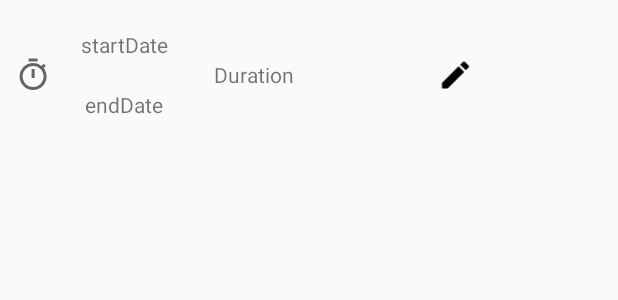
After one commit to kevinmf94/TimeTracker, an Android app: the layout interval_item_list.xml on its own in the app's theme, with its tools: preview values and no code run, on a phone screen of 412 x 824 dp. The commit adds this screen. Shown: the top 300 px of the screen. Run offline under Robolectric (Android 15) with nearby library versions, the phone set to English and light mode, and no system bars.

Commit message:
Hecho listIntervals,
Faltan edits, informes, vista detallada etc.

"Config" para cambiar idioma

```diff
--- a/app/src/main/AndroidManifest.xml
+++ b/app/src/main/AndroidManifest.xml
@@ -28,8 +28,10 @@
         </activity>
         <activity android:name=".AddTaskActivity"></activity>
         <activity android:name=".AddProjectActivity"></activity>
+        <activity android:name=".IntervalsActivity"></activity>
 
         <service android:name=".services.TreeManagerService"/>
+
     </application>
 
 </manifest>
--- a/app/src/main/java/cat/uab/ds/ui/adapters/ActivitiesAdapter.java
+++ b/app/src/main/java/cat/uab/ds/ui/adapters/ActivitiesAdapter.java
@@ -24,8 +24,8 @@ public class ActivitiesAdapter extends ArrayAdapter<ActivityHolder>  {
     private Context context;
     private int resource;
 
-    public ActivitiesAdapter(Context context, int resource, List<ActivityHolder> objects) {
-        super(context, resource, objects);
+    public ActivitiesAdapter(Context context, int resource) {
+        super(context, resource);
         this.context = context;
         this.resource = resource;
     }
@@ -100,7 +100,7 @@ public class ActivitiesAdapter extends ArrayAdapter<ActivityHolder>  {
                 "%02d:%02d:%02d", hours, minutes, seconds);
     }
 
-    class ViewHolder {
+    private class ViewHolder {
         TextView title;
         TextView duration;
         ImageView btn;
--- /dev/null
+++ b/app/src/main/res/drawable/ic_edit.xml
@@ -0,0 +1,9 @@
+<vector xmlns:android="http://schemas.android.com/apk/res/android"
+        android:width="24dp"
+        android:height="24dp"
+        android:viewportWidth="24.0"
+        android:viewportHeight="24.0">
+    <path
+        android:fillColor="#FF000000"
+        android:pathData="M3,17.25V21h3.75L17.81,9.94l-3.75,-3.75L3,17.25zM20.71,7.04c0.39,-0.39 0.39,-1.02 0,-1.41l-2.34,-2.34c-0.39,-0.39 -1.02,-0.39 -1.41,0l-1.83,1.83 3.75,3.75 1.83,-1.83z"/>
+</vector>
--- /dev/null
+++ b/app/src/main/res/layout/interval_item_list.xml
@@ -0,0 +1,65 @@
+<?xml version="1.0" encoding="utf-8"?>
+<LinearLayout xmlns:android="http://schemas.android.com/apk/res/android"
+    xmlns:app="http://schemas.android.com/apk/res-auto"
+    xmlns:tools="http://schemas.android.com/tools"
+    android:layout_width="match_parent"
+    android:layout_height="100dp"
+    android:minHeight="100dp"
+    android:orientation="horizontal"
+    android:paddingLeft="10dp"
+    android:paddingRight="10dp">
+
+    <ImageView
+        android:id="@+id/imgType"
+        android:layout_width="wrap_content"
+        android:layout_height="wrap_content"
+        android:layout_gravity="center_vertical"
+        app:srcCompat="@drawable/ic_time" />
+
+
+    <LinearLayout
+        android:layout_width="wrap_content"
+        android:layout_height="match_parent"
+        android:orientation="vertical"
+        android:padding="10dp"
+        android:weightSum="2">
+
+        <TextView
+            android:id="@+id/startDate"
+            android:layout_width="wrap_content"
+            android:layout_height="0dp"
+            android:layout_weight="1"
+            android:gravity="center_vertical|center_horizontal"
+            android:padding="10dp"
+            android:text="startDate" />
+
+        <TextView
+            android:id="@+id/endDate"
+            android:layout_width="match_parent"
+            android:layout_height="0dp"
+            android:layout_weight="1"
+            android:gravity="center_vertical|center_horizontal"
+            android:padding="10dp"
+            android:text="endDate" />
+
+    </LinearLayout>
+
+    <TextView
+        android:id="@+id/duration"
+        android:layout_width="wrap_content"
+        android:layout_height="match_parent"
+        android:layout_alignParentTop="true"
+        android:gravity="center_vertical|center_horizontal"
+        android:padding="10dp"
+        android:text="Duration" />
+
+    <ImageView
+        android:id="@+id/editBtn"
+        android:layout_width="wrap_content"
+        android:layout_height="wrap_content"
+        android:layout_gravity="center_vertical"
+        android:layout_weight="1"
+        app:srcCompat="@drawable/ic_edit" />
+
+
+</LinearLayout>
--- a/app/src/main/res/layout/list_fragment.xml
+++ b/app/src/main/res/layout/list_fragment.xml
@@ -4,7 +4,7 @@
     android:layout_height="match_parent">
 
     <ListView
-        android:id="@+id/activitiesList"
+        android:id="@+id/listItems"
         android:layout_width="match_parent"
         android:layout_height="match_parent" />
 
--- a/app/src/main/res/values/strings.xml
+++ b/app/src/main/res/values/strings.xml
@@ -23,5 +23,6 @@
     <string name="emptyMessage">Does not have any project or task, create one now</string>
     <string name="project">Project</string>
     <string name="task">Task</string>
+    <string name="emptyMessageIntervals">Does not have any interval</string>
 
 </resources>
```
Also changed, not shown: app/src/main/java/cat/uab/ds/core/utils/DateUtils.java (added, +17 -0 lines), app/src/main/java/cat/uab/ds/ui/IntervalsActivity.java (added, +141 -0 lines), app/src/main/java/cat/uab/ds/ui/MainActivity.java (+23 -23 lines), app/src/main/java/cat/uab/ds/ui/adapters/IntervalAdapter.java (added, +70 -0 lines), app/src/main/java/cat/uab/ds/ui/adapters/IntervalHolder.java (added, +37 -0 lines), app/src/main/java/cat/uab/ds/ui/fragments/ActivitiesListFragment.java (added, +114 -0 lines), app/src/main/java/cat/uab/ds/ui/fragments/ListFragment.java (deleted, +0 -112 lines), app/src/main/java/cat/uab/ds/ui/services/TreeManagerService.java (+42 -1 lines), app/src/main/res/layout/list_fragment_intervals.xml (added, +23 -0 lines), 2 other files.
